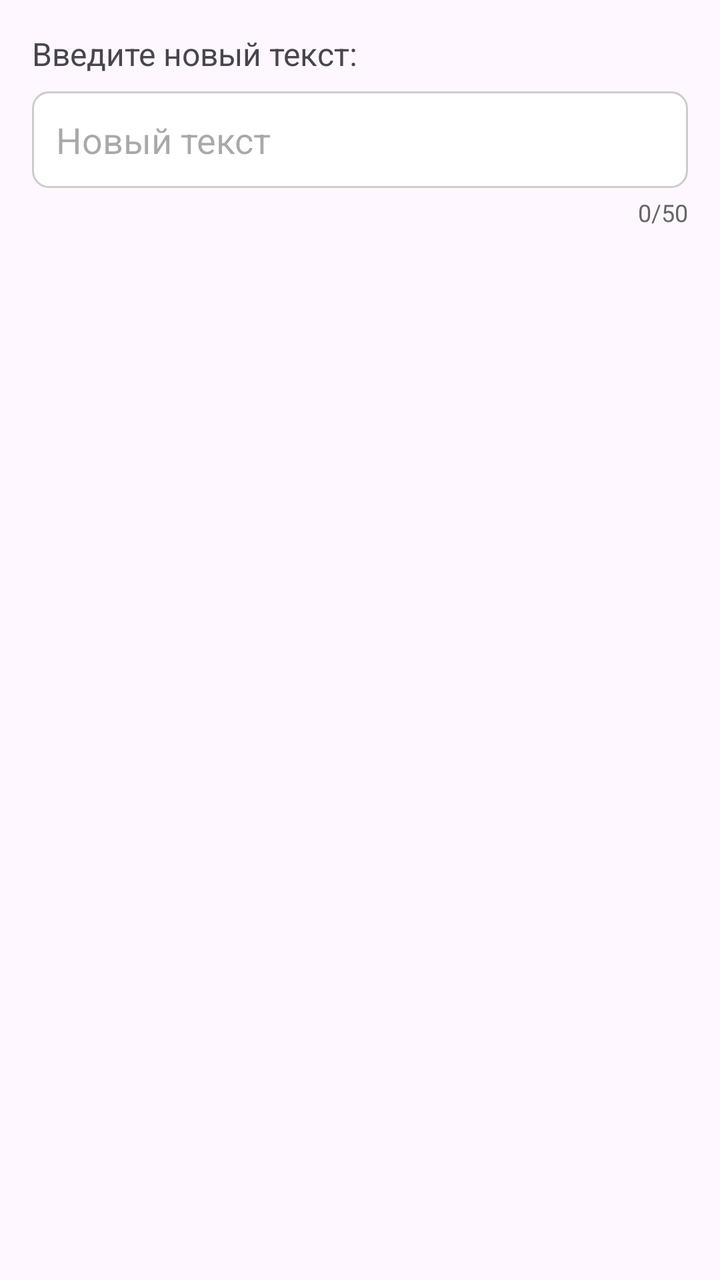
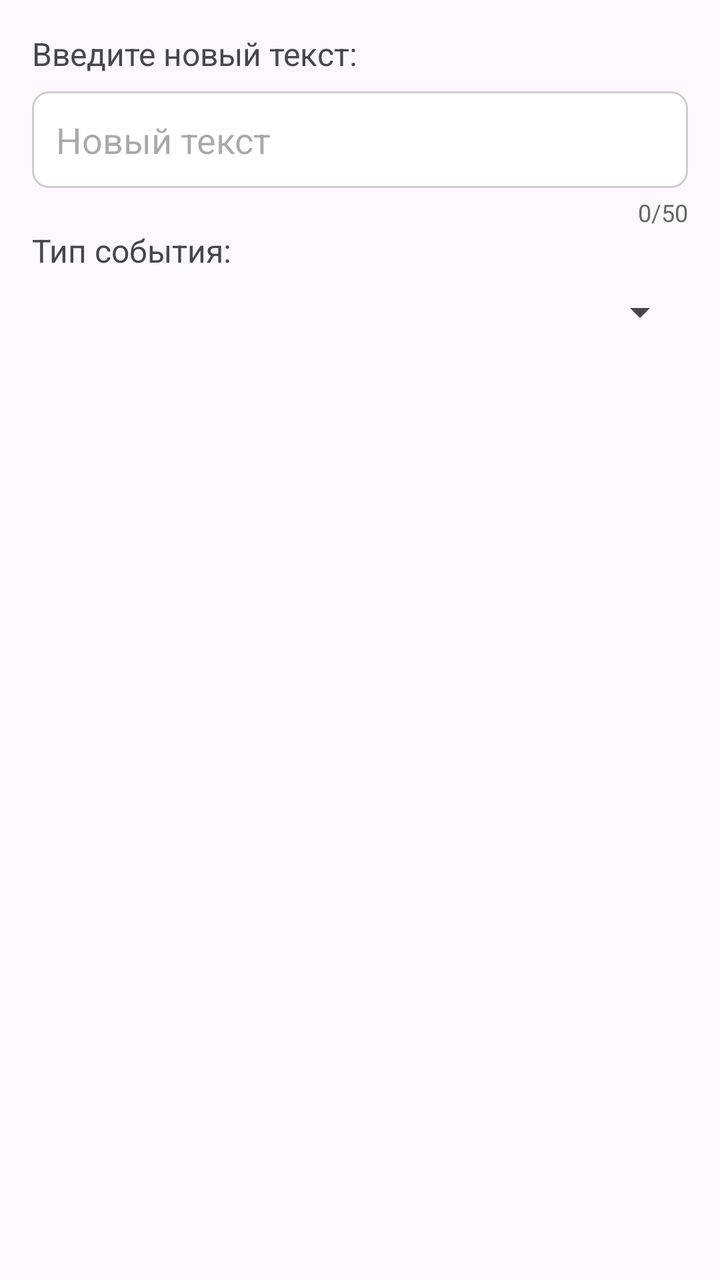

The first picture is an Android layout as it rendered before a commit; the second is the same layout after the commit. The layout source and the unified diff follow.
<!-- AndroidManifest.xml: application theme Theme.ConstructorInterface -->
<!-- res/layout/dialog_rename.xml -->
<?xml version="1.0" encoding="utf-8"?>
<LinearLayout xmlns:android="http://schemas.android.com/apk/res/android"
    android:layout_width="match_parent"
    android:layout_height="wrap_content"
    android:orientation="vertical"
    android:padding="16dp">

    <TextView
        android:layout_width="wrap_content"
        android:layout_height="wrap_content"
        android:text="Введите новый текст:"
        android:textSize="16sp"
        android:layout_marginBottom="8dp" />

    <EditText
        android:id="@+id/renameEditText"
        android:layout_width="match_parent"
        android:layout_height="wrap_content"
        android:hint="Новый текст"
        android:maxLines="1"
        android:maxLength="50"
        android:inputType="text"
        android:padding="12dp"
        android:background="@drawable/edit_text_background" />

    <TextView
        android:id="@+id/charCount"
        android:layout_width="wrap_content"
        android:layout_height="wrap_content"
        android:layout_gravity="end"
        android:layout_marginTop="4dp"
        android:text="0/50"
        android:textSize="12sp"
        android:textColor="#666666" />

</LinearLayout>
<!-- resources referenced by this layout -->
<resources>
  <!-- drawable edit_text_background (drawable) -->
  <?xml version="1.0" encoding="utf-8"?>
  <shape xmlns:android="http://schemas.android.com/apk/res/android">
      <solid android:color="@android:color/white" />
      <stroke
          android:width="1dp"
          android:color="#CCCCCC" />
      <corners android:radius="8dp" />
      <padding
          android:left="8dp"
          android:top="8dp"
          android:right="8dp"
          android:bottom="8dp" />
  </shape>
  <style name="Theme.ConstructorInterface" parent="Base.Theme.ConstructorInterface" />
  <style name="Base.Theme.ConstructorInterface" parent="Theme.Material3.DayNight">
          
          
      </style>
</resources>

<!-- the commit's change to res/layout/dialog_rename.xml (unified diff, before → after) -->
@@ -1,5 +1,6 @@
 <?xml version="1.0" encoding="utf-8"?>
 <LinearLayout xmlns:android="http://schemas.android.com/apk/res/android"
+    xmlns:tools="http://schemas.android.com/tools"
     android:layout_width="match_parent"
     android:layout_height="wrap_content"
     android:orientation="vertical"
@@ -8,20 +9,20 @@
     <TextView
         android:layout_width="wrap_content"
         android:layout_height="wrap_content"
+        android:layout_marginBottom="8dp"
         android:text="Введите новый текст:"
-        android:textSize="16sp"
-        android:layout_marginBottom="8dp" />
+        android:textSize="16sp" />
 
     <EditText
         android:id="@+id/renameEditText"
         android:layout_width="match_parent"
         android:layout_height="wrap_content"
+        android:background="@drawable/edit_text_background"
         android:hint="Новый текст"
+        android:inputType="text"
+        android:maxLength="50"
         android:maxLines="1"
-        android:maxLength="50"
-        android:inputType="text"
-        android:padding="12dp"
-        android:background="@drawable/edit_text_background" />
+        android:padding="12dp" />
 
     <TextView
         android:id="@+id/charCount"
@@ -30,7 +31,125 @@
         android:layout_gravity="end"
         android:layout_marginTop="4dp"
         android:text="0/50"
+        android:textColor="#666666"
+        android:textSize="12sp" />
+
+    <TextView
+        android:layout_width="wrap_content"
+        android:layout_height="wrap_content"
+        android:layout_marginBottom="8dp"
+        android:text="Тип события:"
+        android:textSize="16sp" />
+
+    <Spinner
+        android:id="@+id/eventTypeSpinner"
+        android:layout_width="match_parent"
+        android:layout_height="wrap_content"
+        android:layout_marginBottom="16dp" />
+
+    <TextView
+        android:id="@+id/titleTextDialog"
+        android:layout_width="wrap_content"
+        android:layout_height="wrap_content"
+        android:layout_marginBottom="8dp"
+        android:text="Введите текст диалога:"
+        android:textSize="16sp"
+        android:visibility="gone"
+        tools:visibility="visible" />
+
+    <EditText
+        android:id="@+id/textEditText"
+        android:layout_width="match_parent"
+        android:layout_height="wrap_content"
+        android:background="@drawable/edit_text_background"
+        android:hint="Новый текст"
+        android:inputType="text"
+        android:maxLength="50"
+        android:maxLines="1"
+        android:padding="12dp"
+        android:visibility="gone"
+        tools:visibility="visible" />
+
+    <TextView
+        android:id="@+id/charCountDialog"
+        android:layout_width="wrap_content"
+        android:layout_height="wrap_content"
+        android:layout_gravity="end"
+        android:layout_marginTop="4dp"
+        android:text="0/50"
+        android:textColor="#666666"
         android:textSize="12sp"
-        android:textColor="#666666" />
+        android:visibility="gone"
+        tools:visibility="visible" />
+
+    <TextView
+        android:id="@+id/titleDialog"
+        android:layout_width="wrap_content"
+        android:layout_height="wrap_content"
+        android:layout_marginBottom="8dp"
+        android:text="Введите заголовок диалога:"
+        android:textSize="16sp"
+        android:visibility="gone"
+        tools:visibility="visible" />
+
+    <EditText
+        android:id="@+id/textTitleEditText"
+        android:layout_width="match_parent"
+        android:layout_height="wrap_content"
+        android:background="@drawable/edit_text_background"
+        android:hint="Новый текст"
+        android:inputType="text"
+        android:maxLength="50"
+        android:maxLines="1"
+        android:padding="12dp"
+        android:visibility="gone"
+        tools:visibility="visible" />
+
+    <TextView
+        android:id="@+id/charCountDialogTitle"
+        android:layout_width="wrap_content"
+        android:layout_height="wrap_content"
+        android:layout_gravity="end"
+        android:layout_marginTop="4dp"
+        android:text="0/50"
+        android:textColor="#666666"
+        android:textSize="12sp"
+        android:visibility="gone"
+        tools:visibility="visible" />
+
+    <TextView
+        android:id="@+id/titleToast"
+        android:layout_width="wrap_content"
+        android:layout_height="wrap_content"
+        android:layout_marginBottom="8dp"
+        android:text="Введите текст тоста:"
+        android:textSize="16sp"
+        android:visibility="gone"
+        tools:visibility="visible" />
+
+    <EditText
+        android:id="@+id/textToastEditText"
+        android:layout_width="match_parent"
+        android:layout_height="wrap_content"
+        android:background="@drawable/edit_text_background"
+        android:hint="Новый текст"
+        android:inputType="text"
+        android:maxLength="50"
+        android:maxLines="1"
+        android:padding="12dp"
+        android:visibility="gone"
+        tools:visibility="visible" />
+
+    <TextView
+        android:id="@+id/charCountToastTitle"
+        android:layout_width="wrap_content"
+        android:layout_height="wrap_content"
+        android:layout_gravity="end"
+        android:layout_marginTop="4dp"
+        android:text="0/50"
+        android:textColor="#666666"
+        android:textSize="12sp"
+        android:visibility="gone"
+        tools:visibility="visible" />
 
 </LinearLayout>
